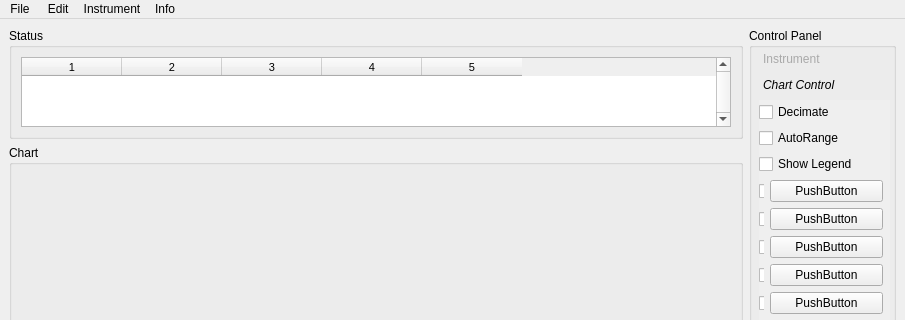
First picture: the form in ui/mainwindow.ui, repository mhorn71/StarbaseMini, before the edit; both pictures show x 0 to 905 and y 0 to 320 of the 905 by 651 pixel window.
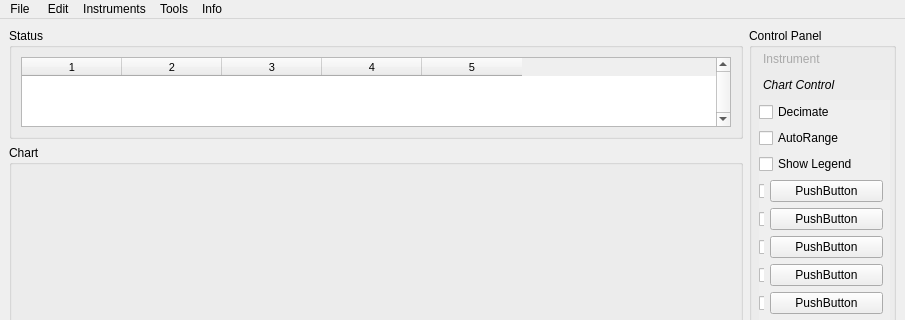
Second picture: the form after the edit. The open tabs and pages were chosen to show the change.

Commit message: Added menu item for open csv, save raw and processed data, segment time series.

```diff
--- a/ui/mainwindow.ui
+++ b/ui/mainwindow.ui
@@ -723,12 +723,26 @@
    </widget>
    <widget class="QMenu" name="menuInstrument">
     <property name="title">
-     <string>Instrument</string>
+     <string>Instruments</string>
     </property>
    </widget>
+   <widget class="QMenu" name="menuTools">
+    <property name="title">
+     <string>Tools</string>
+    </property>
+    <widget class="QMenu" name="menuSegment_Data">
+     <property name="title">
+      <string>Segment Data</string>
+     </property>
+     <addaction name="actionDay"/>
+     <addaction name="actionWeek"/>
+    </widget>
+    <addaction name="menuSegment_Data"/>
+   </widget>
    <addaction name="menuFile"/>
    <addaction name="menuEdit"/>
    <addaction name="menuInstrument"/>
+   <addaction name="menuTools"/>
    <addaction name="menuAbout"/>
   </widget>
   <action name="actionExit">
```
Left out of the diff: 32 changed lines with no effect on the pictures. The commit also changes 1 other file.
